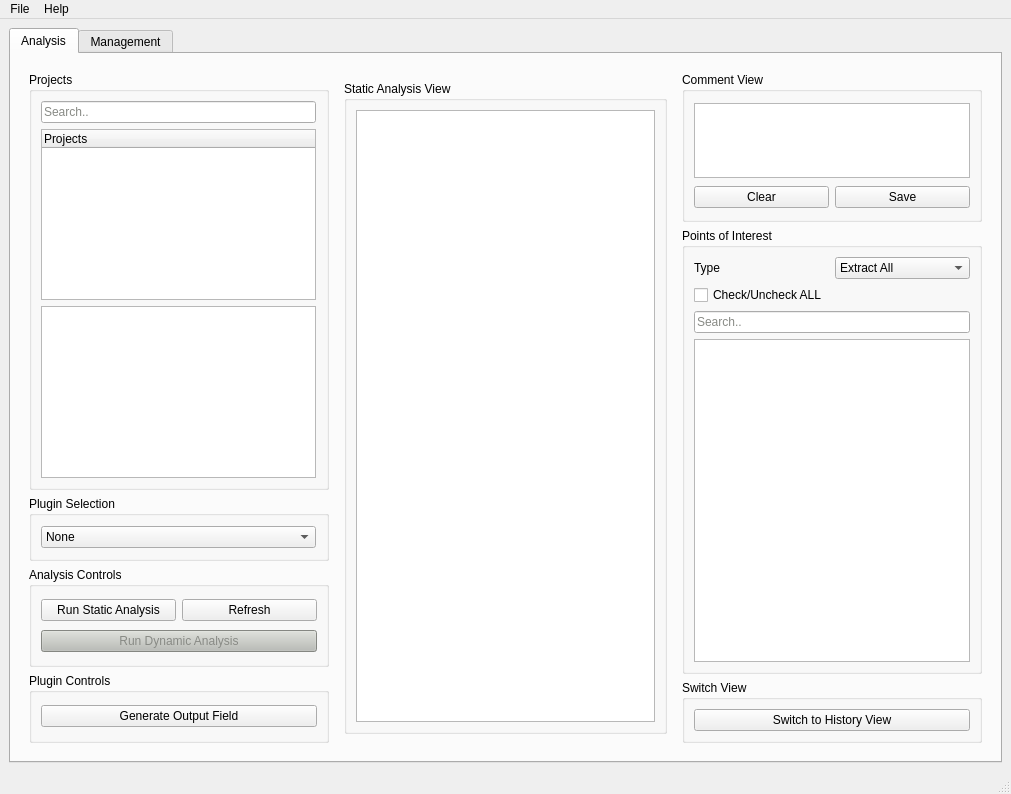
The window that src/GUI/ui_files/BATT5_GUI.ui (adalio0/BATT5) describes before a commit, drawn with Qt 5.
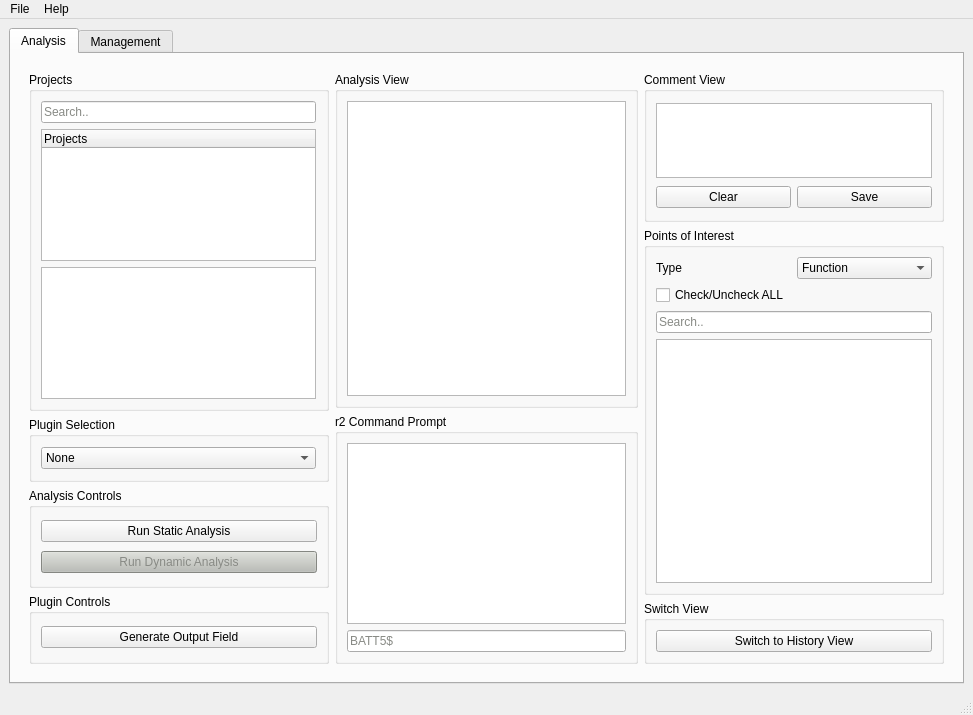
The same window after the commit.

Commit message: remove analysis type stack and refresh button

The edit to the form file:
```diff
--- a/src/GUI/ui_files/BATT5_GUI.ui
+++ b/src/GUI/ui_files/BATT5_GUI.ui
@@ -6,8 +6,8 @@
    <rect>
     <x>0</x>
     <y>0</y>
-    <width>1011</width>
-    <height>794</height>
+    <width>973</width>
+    <height>685</height>
    </rect>
   </property>
   <property name="windowTitle">
@@ -185,8 +185,6 @@
                 </property>
                 <layout class="QVBoxLayout" name="verticalLayout_9">
                  <item>
-                  <layout class="QHBoxLayout" name="horizontalLayout_6">
-                   <item>
                     <widget class="QPushButton" name="runStaticAnalysis_button">
                      <property name="text">
                       <string>Run Static Analysis</string>
@@ -194,15 +192,6 @@
                     </widget>
                    </item>
                    <item>
-                    <widget class="QPushButton" name="refresh_button">
-                     <property name="text">
-                      <string>Refresh</string>
-                     </property>
-                    </widget>
-                   </item>
-                  </layout>
-                 </item>
-                 <item>
                   <widget class="QPushButton" name="runDynamicAnalysis_button">
                    <property name="styleSheet">
                     <string notr="true">color: rgb(136, 138, 133);
@@ -247,18 +236,11 @@
              </layout>
             </item>
             <item>
-             <widget class="QStackedWidget" name="analysisType_stack">
-              <property name="currentIndex">
-               <number>0</number>
-              </property>
-              <widget class="QWidget" name="sa_page">
-               <layout class="QVBoxLayout" name="verticalLayout_27">
-                <item>
                  <layout class="QVBoxLayout" name="detailedAnalysis_sublayout">
                   <item>
                    <widget class="QGroupBox" name="analysis_box">
                     <property name="title">
-                     <string>Static Analysis View</string>
+                 <string>Analysis View</string>
                     </property>
                     <layout class="QVBoxLayout" name="verticalLayout_16">
                      <item>
@@ -298,28 +280,22 @@
                     </layout>
                    </widget>
                   </item>
-                 </layout>
-                </item>
-               </layout>
-              </widget>
-              <widget class="QWidget" name="da_stack">
-               <layout class="QVBoxLayout" name="verticalLayout_28">
                 <item>
                  <widget class="QGroupBox" name="radareConsole_box">
                   <property name="minimumSize">
                    <size>
                     <width>300</width>
-                    <height>225</height>
+                  <height>100</height>
                    </size>
                   </property>
                   <property name="maximumSize">
                    <size>
                     <width>16777215</width>
-                    <height>16777215</height>
+                  <height>250</height>
                    </size>
                   </property>
                   <property name="title">
-                   <string>Dynamic Analysis View</string>
+                 <string>r2 Command Prompt</string>
                   </property>
                   <layout class="QVBoxLayout" name="verticalLayout_17">
                    <item>
@@ -430,8 +406,6 @@
                  </widget>
                 </item>
                </layout>
-              </widget>
-             </widget>
             </item>
             <item>
              <layout class="QVBoxLayout" name="commentAndPoi_sublayout">
@@ -513,11 +487,6 @@
                    </item>
                    <item row="0" column="1">
                     <widget class="QComboBox" name="poiType_dropdown">
-                     <item>
-                      <property name="text">
-                       <string>Extract All</string>
-                      </property>
-                     </item>
                      <item>
                       <property name="text">
                        <string>Function</string>
@@ -1755,7 +1724,7 @@
     <rect>
      <x>0</x>
      <y>0</y>
-     <width>1011</width>
+     <width>973</width>
      <height>21</height>
     </rect>
    </property>
```
Lines whose indentation alone changed are shown as unchanged. The commit also changes 3 other files.
